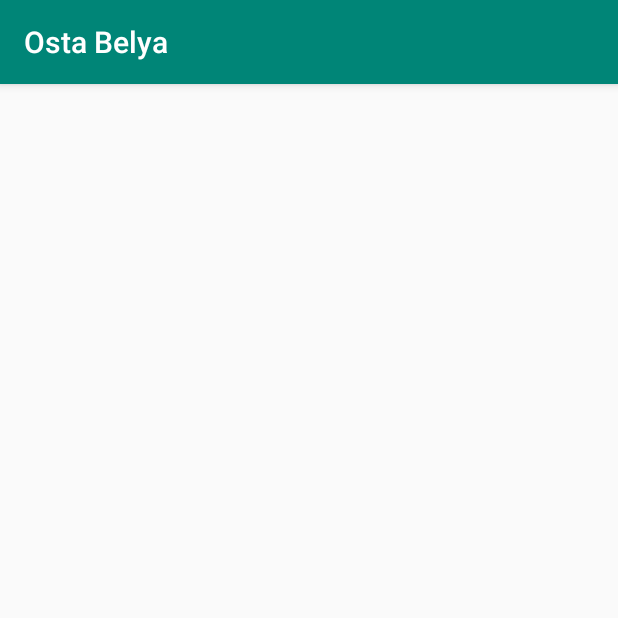
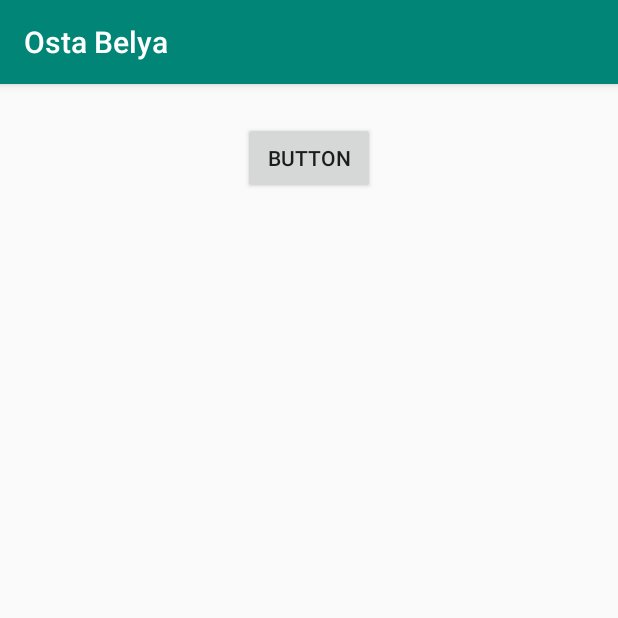
Before and after one commit to ahmed1hisham/osta-belya, an Android app: the ListMechanics screen opened directly, with no data from a screen before it, on a phone screen of 412 x 824 dp, the top half of it. Run offline under Robolectric (Android 15) with nearby library versions, the phone set to English and light mode, and no system bars; our stand-ins replace Firebase (no records; nobody signed in at launch, a user with empty details on screens opened directly).

Commit message:
mechanic flow

```diff
--- a/app/src/main/java/com/example/ostabelya/activities/ListMechanics.java
+++ b/app/src/main/java/com/example/ostabelya/activities/ListMechanics.java
@@ -1,9 +1,11 @@
 package com.example.ostabelya.activities;
 
+import android.content.Intent;
 import android.support.v7.app.AppCompatActivity;
 import android.os.Bundle;
 import android.support.v7.widget.LinearLayoutManager;
 import android.support.v7.widget.RecyclerView;
+import android.view.View;
 import android.widget.Toast;
 import com.example.ostabelya.R;
 import com.example.ostabelya.adapters.ListMechanicsAdabtar;
@@ -38,4 +40,7 @@ public class ListMechanics extends AppCompatActivity {
             return Unit.INSTANCE;
         });
     }
+    public void onPaymentRequestsButtonPressed(View v){
+        startActivity(new Intent(this, PaymentRequests.class));
+    }
 }
--- a/app/src/main/res/layout/activity_list_mechanics.xml
+++ b/app/src/main/res/layout/activity_list_mechanics.xml
@@ -16,4 +16,14 @@
             android:layout_marginBottom="8dp"
             app:layout_constraintBottom_toBottomOf="parent" android:layout_marginTop="24dp"
             app:layout_constraintTop_toTopOf="parent"/>
+    <Button
+            android:text="Button"
+            android:layout_width="wrap_content"
+            android:layout_height="wrap_content"
+            android:id="@+id/button6" app:layout_constraintTop_toTopOf="parent"
+            android:onClick="onPaymentRequestsButtonPressed"
+            android:layout_marginTop="16dp" app:layout_constraintStart_toStartOf="parent"
+            android:layout_marginStart="161dp" app:layout_constraintEnd_toEndOf="parent"
+            android:layout_marginEnd="162dp" android:layout_marginBottom="42dp"
+            app:layout_constraintBottom_toTopOf="@+id/all_mechanics"/>
 </android.support.constraint.ConstraintLayout>
```
